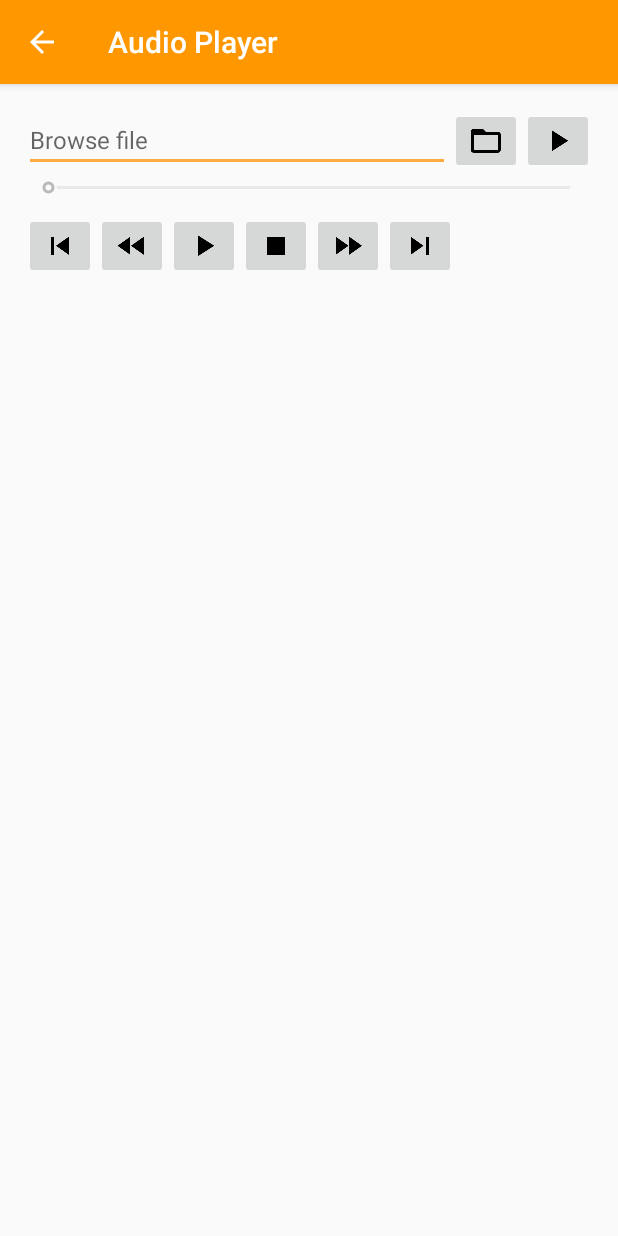
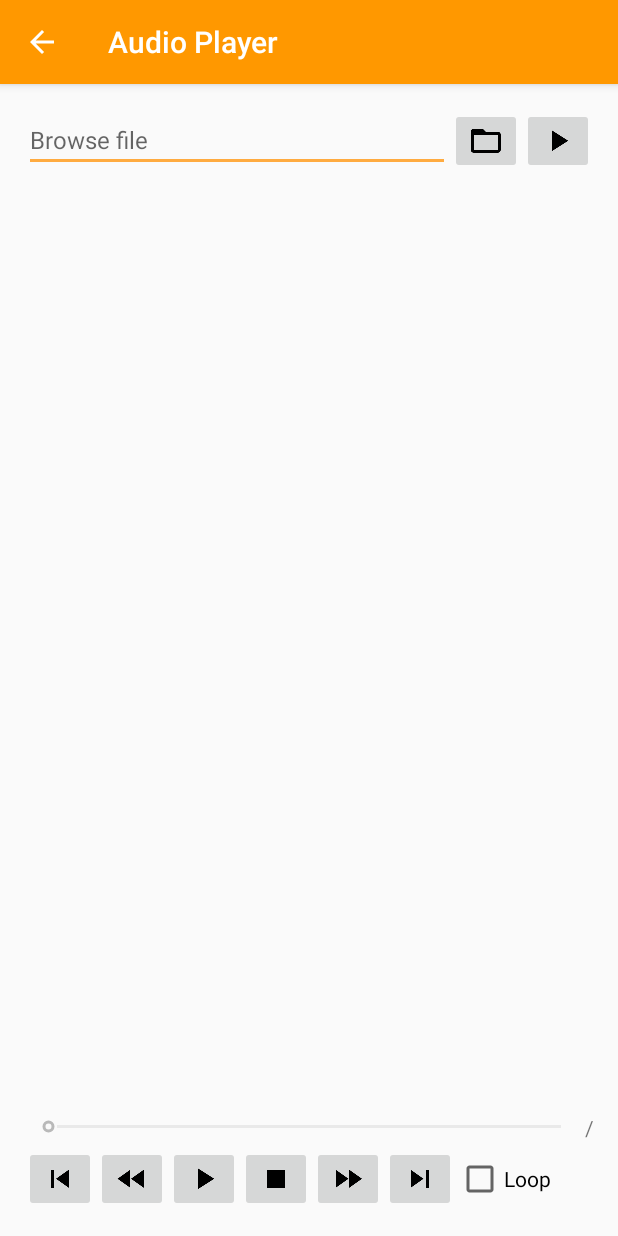
Before and after one commit to taworn/uimedia, an Android app: the screen it shows after launch (AudioPlayerActivity), after a tap on "AUDIO PLAYER", on a phone screen of 412 x 824 dp. Run offline under Robolectric (Android 15) with nearby library versions, the phone set to English and light mode, and no system bars.

Commit message:
- Completed audio playing fragment.

```diff
--- a/app/src/main/java/diy/uimedia/MediaPlayerFragment.java
+++ b/app/src/main/java/diy/uimedia/MediaPlayerFragment.java
@@ -4,15 +4,17 @@ import android.media.MediaPlayer;
 import android.os.Bundle;
 import android.os.Handler;
 import android.support.v4.app.Fragment;
-import android.support.v7.app.AlertDialog;
 import android.util.Log;
 import android.view.LayoutInflater;
 import android.view.View;
 import android.view.ViewGroup;
+import android.widget.CheckBox;
 import android.widget.ImageButton;
 import android.widget.SeekBar;
+import android.widget.TextView;
 
 import java.io.IOException;
+import java.util.Locale;
 
 /**
  * A media player fragment.
@@ -22,22 +24,25 @@ public class MediaPlayerFragment extends Fragment {
     private static final String TAG = MediaPlayerFragment.class.getSimpleName();
 
     private SeekBar seekBar;
+    private TextView textTimeCurrent;
+    private TextView textTime;
     private ImageButton buttonPlay;
     private ImageButton buttonStop;
     private ImageButton buttonFastRewind;
     private ImageButton buttonFastForward;
     private ImageButton buttonToStart;
     private ImageButton buttonToEnd;
+    private CheckBox checkLoop;
 
     private String path;
     private boolean opened;
 
-    private MediaPlayer player = null;
-    private boolean paused = false;
-    private int duration = 0;
-    private int position = 0;
-    private int deltaPosition = 10000;
-    private boolean looping = false;
+    private MediaPlayer player;
+    private boolean paused;
+    private int duration;
+    private int position;
+    private int deltaPosition;
+    private boolean looping;
 
     private Handler handler = new Handler();
     private Runnable runnable = new Runnable() {
@@ -46,14 +51,17 @@ public class MediaPlayerFragment extends Fragment {
             if (player != null) {
                 int p = !paused ? player.getCurrentPosition() : position;
                 if (!paused) {
+                    textTimeCurrent.setText(timeToText(p));
                     seekBar.setProgress(p);
                 }
                 else {
                     int q = seekBar.getProgress();
-                    if (p != q)
+                    if (p != q) {
+                        textTimeCurrent.setText(timeToText(p));
                         seekBar.setProgress(p);
+                    }
                 }
-                handler.postDelayed(runnable, 1000);
+                handler.postDelayed(runnable, 500);
             }
         }
     };
@@ -69,12 +77,15 @@ public class MediaPlayerFragment extends Fragment {
         Log.d(TAG, "onCreateView()");
 
         seekBar = (SeekBar) view.findViewById(R.id.seek_bar);
+        textTimeCurrent = (TextView) view.findViewById(R.id.text_time_current);
+        textTime = (TextView) view.findViewById(R.id.text_time);
         buttonPlay = (ImageButton) view.findViewById(R.id.button_play);
         buttonStop = (ImageButton) view.findViewById(R.id.button_stop);
         buttonFastRewind = (ImageButton) view.findViewById(R.id.button_fast_rewind);
         buttonFastForward = (ImageButton) view.findViewById(R.id.button_fast_forward);
         buttonToStart = (ImageButton) view.findViewById(R.id.button_to_start);
         buttonToEnd = (ImageButton) view.findViewById(R.id.button_to_end);
+        checkLoop = (CheckBox) view.findViewById(R.id.check_loop);
 
         buttonPlay.setOnClickListener(new View.OnClickListener() {
             @Override
@@ -112,6 +123,13 @@ public class MediaPlayerFragment extends Fragment {
                 onToEndClick(view);
             }
         });
+        checkLoop.setOnClickListener(new View.OnClickListener() {
+            @Override
+            public void onClick(View view) {
+                boolean b = checkLoop.isChecked();
+                setLooping(b);
+            }
+        });
 
         path = null;
         opened = false;
@@ -119,8 +137,8 @@ public class MediaPlayerFragment extends Fragment {
         paused = false;
         duration = 0;
         position = 0;
-        deltaPosition = 10000;
-        looping = true;
+        deltaPosition = 15000;
+        looping = false;
         return view;
     }
 
@@ -165,6 +183,8 @@ public class MediaPlayerFragment extends Fragment {
                 if (start(path)) {
                     if (paused)
                         player.pause();
+                    player.setLooping(looping);
+                    textTimeCurrent.setText(timeToText(position));
                 }
             }
         }
@@ -191,11 +211,22 @@ public class MediaPlayerFragment extends Fragment {
             duration = 0;
             position = 0;
             seekBar.setProgress(0);
+            textTimeCurrent.setText(timeToText(0));
             setPlayEnabled();
         }
     }
 
-    public void onPlayClick(View view) {
+    public boolean isLooping() {
+        return looping;
+    }
+
+    public void setLooping(boolean b) {
+        looping = b;
+        if (player != null)
+            player.setLooping(looping);
+    }
+
+    private void onPlayClick(View view) {
         if (opened) {
             if (!paused) {
                 Log.d(TAG, "Play clicked, switch !paused to paused");
@@ -210,22 +241,24 @@ public class MediaPlayerFragment extends Fragment {
                 paused = false;
             }
             seekBar.setProgress(position);
+            textTimeCurrent.setText(timeToText(position));
             setPlayEnabled();
         }
     }
 
-    public void onStopClick(View view) {
+    private void onStopClick(View view) {
         if (opened) {
             Log.d(TAG, "Stop clicked");
             player.pause();
             paused = true;
             position = 0;
             seekBar.setProgress(0);
+            textTimeCurrent.setText(timeToText(0));
             setPlayEnabled();
         }
     }
 
-    public void onFastRewindClick(View view) {
+    private void onFastRewindClick(View view) {
         if (opened) {
             Log.d(TAG, "Fast Rewind clicked");
             int p = !paused ? player.getCurrentPosition() : position;
@@ -236,10 +269,11 @@ public class MediaPlayerFragment extends Fragment {
             if (!paused)
                 player.seekTo(p);
             seekBar.setProgress(p);
+            textTimeCurrent.setText(timeToText(p));
         }
     }
 
-    public void onFastForwardClick(View view) {
+    private void onFastForwardClick(View view) {
         if (opened) {
             Log.d(TAG, "Fast Forward clicked");
             int p = !paused ? player.getCurrentPosition() : position;
@@ -250,32 +284,38 @@ public class MediaPlayerFragment extends Fragment {
             if (!paused)
                 player.seekTo(p);
             seekBar.setProgress(p);
+            textTimeCurrent.setText(timeToText(p));
         }
     }
 
-    public void onToStartClick(View view) {
+    private void onToStartClick(View view) {
         if (opened) {
             Log.d(TAG, "To Start clicked");
             position = 0;
             if (!paused)
                 player.seekTo(0);
             seekBar.setProgress(0);
+            textTimeCurrent.setText(timeToText(0));
         }
     }
 
-    public void onToEndClick(View view) {
+    private void onToEndClick(View view) {
         if (opened) {
             Log.d(TAG, "To End clicked");
             position = duration - 1;
             if (!paused)
                 player.seekTo(duration - 1);
             seekBar.setProgress(duration - 1);
+            textTimeCurrent.setText(timeToText(duration - 1));
         }
     }
 
     private void setPlayEnabled() {
         if (!opened) {
             seekBar.setEnabled(false);
+            textTimeCurrent.setEnabled(false);
+            textTime.setEnabled(false);
+            textTime.setText("");
             buttonPlay.setImageResource(R.drawable.ic_play_arrow_black_24dp);
             buttonStop.setEnabled(false);
             buttonFastRewind.setEnabled(false);
@@ -285,6 +325,9 @@ public class MediaPlayerFragment extends Fragment {
         }
         else {
             seekBar.setEnabled(true);
+            textTimeCurrent.setEnabled(true);
+            textTime.setEnabled(true);
+            textTime.setText(timeToText(duration));
             if (!paused)
                 buttonPlay.setImageResource(R.drawable.ic_pause_black_24dp);
             else
@@ -314,8 +357,8 @@ public class MediaPlayerFragment extends Fragment {
             });
             player.setDataSource(path);
             player.prepare();
+            duration = player.getDuration();
 
-            duration = player.getDuration();
             seekBar.setOnSeekBarChangeListener(new SeekBar.OnSeekBarChangeListener() {
                 @Override
                 public void onProgressChanged(SeekBar seekBar, int i, boolean b) {
@@ -324,6 +367,7 @@ public class MediaPlayerFragment extends Fragment {
                             player.seekTo(i);
                         else
                             position = i;
+                        textTimeCurrent.setText(timeToText(i));
                     }
                 }
 
@@ -346,12 +390,6 @@ public class MediaPlayerFragment extends Fragment {
             return true;
         }
         catch (IOException e) {
-            new AlertDialog.Builder(getActivity())
-                    .setIcon(R.drawable.ic_error_black_24dp)
-                    .setTitle(R.string.audio_error_dialog_title)
-                    .setMessage(R.string.audio_error_dialog_message)
-                    .setNeutralButton(R.string.audio_error_dialog_neutral, null)
-                    .show();
             opened = false;
             player = null;
             paused = false;
@@ -361,4 +399,11 @@ public class MediaPlayerFragment extends Fragment {
         }
     }
 
+    private static String timeToText(int t) {
+        int s = t / 1000;
+        int m = s / 60;
+        s %= 60;
+        return String.format(Locale.US, "%02d:%02d", m, s);
+    }
+
 }
--- a/app/src/main/res/layout/content_audio_player.xml
+++ b/app/src/main/res/layout/content_audio_player.xml
@@ -48,7 +48,7 @@
         android:id="@+id/fragment_media"
         android:name="diy.uimedia.MediaPlayerFragment"
         android:layout_width="match_parent"
-        android:layout_height="match_parent"
+        android:layout_height="wrap_content"
         tools:layout="@layout/fragment_media_player"/>
 
 </LinearLayout>
--- a/app/src/main/res/layout/fragment_media_player.xml
+++ b/app/src/main/res/layout/fragment_media_player.xml
@@ -1,20 +1,43 @@
-<FrameLayout
+<LinearLayout
     xmlns:android="http://schemas.android.com/apk/res/android"
     xmlns:tools="http://schemas.android.com/tools"
     android:layout_width="match_parent"
     android:layout_height="match_parent"
+    android:orientation="vertical"
     tools:context="diy.uimedia.MediaPlayerFragment">
 
     <LinearLayout
         android:layout_width="match_parent"
         android:layout_height="wrap_content"
-        android:orientation="vertical">
+        android:orientation="horizontal">
 
         <SeekBar
             android:id="@+id/seek_bar"
-            android:layout_width="match_parent"
+            android:layout_width="0dp"
             android:layout_height="wrap_content"
-            android:layout_marginBottom="8dp"/>
+            android:layout_gravity="center_horizontal"
+            android:layout_marginBottom="4dp"
+            android:layout_weight="1"/>
+
+        <TextView
+            android:id="@+id/text_time_current"
+            android:layout_width="wrap_content"
+            android:layout_height="wrap_content"
+            android:layout_gravity="center_horizontal"/>
+
+        <TextView
+            android:layout_width="wrap_content"
+            android:layout_height="wrap_content"
+            android:layout_gravity="center_horizontal"
+            android:text="/"/>
+
+        <TextView
+            android:id="@+id/text_time"
+            android:layout_width="wrap_content"
+            android:layout_height="wrap_content"
+            android:layout_gravity="center_horizontal"/>
+
+    </LinearLayout>
 
     <LinearLayout
         android:layout_width="match_parent"
@@ -57,8 +80,13 @@
             android:layout_height="wrap_content"
             android:src="@drawable/ic_skip_next_black_24dp"/>
 
+        <CheckBox
+            android:id="@+id/check_loop"
+            android:layout_width="wrap_content"
+            android:layout_height="wrap_content"
+            android:layout_gravity="center_vertical"
+            android:text="@string/fragment_media_loop"/>
+
     </LinearLayout>
 
 </LinearLayout>
-
-</FrameLayout>
--- /dev/null
+++ b/app/src/main/res/values/strings_media.xml
@@ -0,0 +1,4 @@
+<?xml version="1.0" encoding="utf-8"?>
+<resources>
+    <string name="fragment_media_loop">Loop</string>
+</resources>
```
Also changed, not shown: app/src/main/java/diy/uimedia/AudioPlayerActivity.java (+11 -7 lines). Lines whose indentation alone changed are shown as unchanged.
